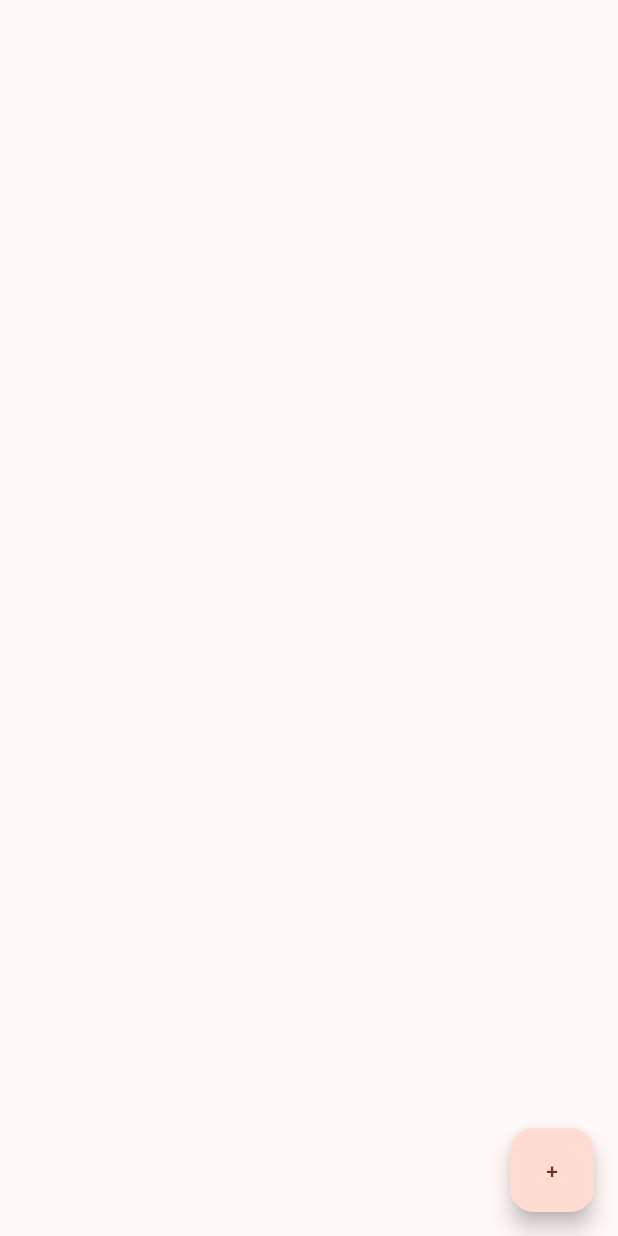
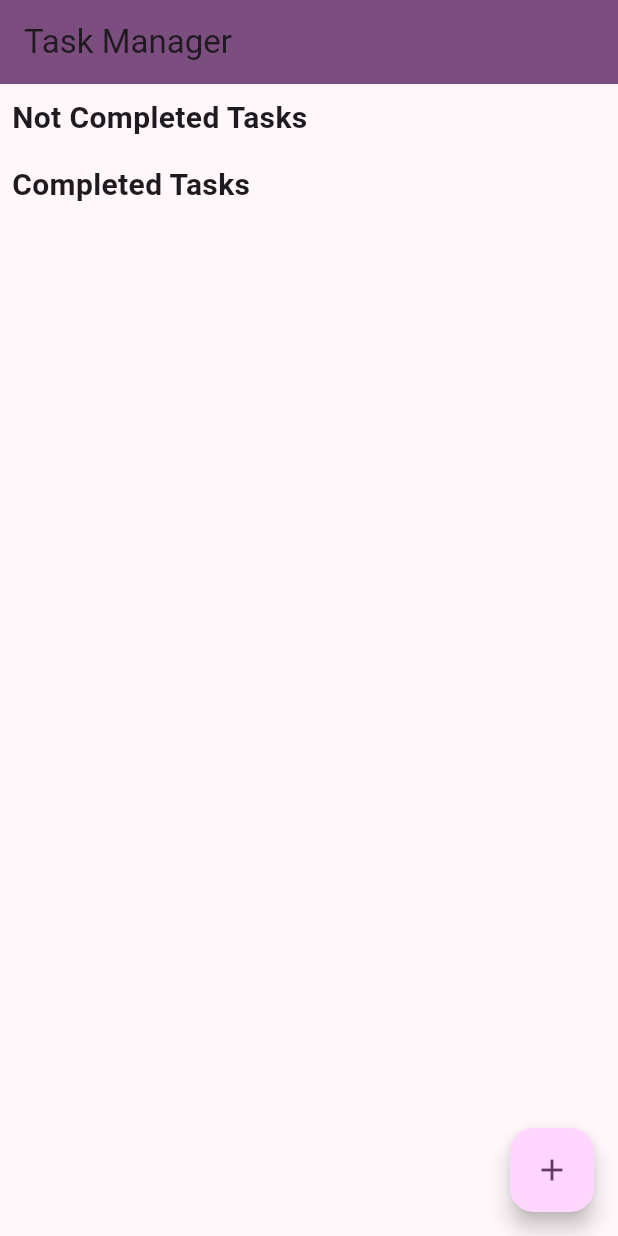
Before and after one commit to Forkboi1/task_manager_flutter, a Flutter app: the screen it shows after launch, on a phone screen of 412 x 824 dp. Run offline on Flutter 3.47's test engine with Material 3 defaults, Android fonts, the phone set to English and light mode, and no system bars.

Commit message:
second commit

```diff
--- a/lib/main.dart
+++ b/lib/main.dart
@@ -9,14 +9,13 @@ void main() {
 class TaskManagerApp extends StatelessWidget {
   const TaskManagerApp({super.key});
 
-
   @override
   Widget build(BuildContext context) {
     return MaterialApp(
       title: "Task Manager",
       theme: ThemeData(
         useMaterial3: true,
-          colorScheme: ColorScheme.fromSeed(seedColor: Colors.deepOrange),
+        colorScheme: ColorScheme.fromSeed(seedColor: Colors.purple),
       ),
       home: const Scaffold(
         body: TaskListWidget(),
@@ -37,8 +36,6 @@ class TaskListWidget extends StatelessWidget {
 }
 
 class TaskSchema extends StatefulWidget {
-
-
   const TaskSchema({
     super.key,
   });
@@ -50,25 +47,25 @@ class TaskSchema extends StatefulWidget {
 class _TaskSchemaState extends State<TaskSchema> {
   List<Task> tasks = [];
 
-  void _addTask(String title, String description){
+  void _addTask(String title, String description) {
     setState(() {
       tasks.add(Task(title: title, description: description));
     });
   }
 
-  void _delTask(int index){
+  void _delTask(int index) {
     setState(() {
       tasks.removeAt(index);
     });
   }
 
-  void _toggleTask(int index){
+  void _toggleTask(int index) {
     setState(() {
       tasks[index].isComplete = !tasks[index].isComplete;
     });
   }
 
-  void _editTask(String title, String description, int index){
+  void _editTask(String title, String description, int index) {
     setState(() {
       tasks[index].title = title;
       tasks[index].description = description;
@@ -77,24 +74,76 @@ class _TaskSchemaState extends State<TaskSchema> {
 
   @override
   Widget build(BuildContext context) {
+    List<Task> completedTasks = tasks.where((task) => task.isComplete).toList();
+    List<Task> notCompletedTasks = tasks.where((task) => !task.isComplete).toList();
+
     return Scaffold(
-      body: ListView.builder(
-        itemCount: tasks.length,
-        itemBuilder:(context,index) {
-          final task = tasks[index];
+      appBar: AppBar(
+        title: const Text('Task Manager'),
+        backgroundColor: Theme.of(context).primaryColor,
+      ),
+      body: SingleChildScrollView(
+        child: Column(
+          crossAxisAlignment: CrossAxisAlignment.start,
+          children: [
+            const Padding(
+              padding: EdgeInsets.all(8.0),
+              child: Text(
+                'Not Completed Tasks',
+                style: TextStyle(fontSize: 20, fontWeight: FontWeight.bold),
+              ),
+            ),
+            ListView.builder(
+              shrinkWrap: true,
+              physics: const NeverScrollableScrollPhysics(),
+              itemCount: notCompletedTasks.length,
+              itemBuilder: (context, index) {
+                final task = notCompletedTasks[index];
+                return createTaskCard(context, index, task);
+              },
+            ),
+            const Padding(
+              padding: EdgeInsets.all(8.0),
+              child: Text(
+                'Completed Tasks',
+                style: TextStyle(fontSize: 20, fontWeight: FontWeight.bold),
+              ),
+            ),
+            ListView.builder(
+              shrinkWrap: true,
+              physics: const NeverScrollableScrollPhysics(),
+              itemCount: completedTasks.length,
+              itemBuilder: (context, index) {
+                final task = completedTasks[index];
+                return createTaskCard(context, tasks.indexOf(task), task);
+              },
+            ),
+          ],
+        ),
+      ),
+      floatingActionButton: FloatingActionButton(
+        onPressed: () {
+          _showAddTaskDialog(context);
+        },
+        child: const Icon(Icons.add),
+      ),
+    );
+  }
+
+  Card createTaskCard(BuildContext context, int index, Task task) {
     return Card(
       margin: const EdgeInsets.fromLTRB(15, 10, 15, 0),
       color: Theme.of(context).primaryColor,
       child: Row(
         children: [
           IconButton(
-                  onPressed:(){
+            onPressed: () {
               _toggleTask(index);
             },
             icon: Icon(
               Icons.check_box,
-                    color: task.isComplete == true? Colors.green: Colors.grey[300],
-                  )
+              color: task.isComplete == true ? Colors.green : Colors.grey[300],
+            ),
           ),
           Expanded(
             child: Column(
@@ -116,42 +165,32 @@ class _TaskSchemaState extends State<TaskSchema> {
               ],
             ),
           ),
-                const Spacer(),
           IconButton(
             color: Colors.grey[300],
-                  onPressed: (){
+            onPressed: () {
               _showEditTaskDialog(context, index);
             },
             hoverColor: Colors.blueGrey,
             icon: const Icon(
               Icons.edit,
-                  )
+            ),
           ),
           IconButton(
             color: Colors.grey[300],
-                  onPressed: (){
+            onPressed: () {
               _delTask(index);
             },
             hoverColor: Colors.red,
             icon: const Icon(
               Icons.delete_forever,
-                  )
+            ),
           ),
         ],
       ),
     );
-        },
-      ),
-      floatingActionButton: FloatingActionButton(
-          onPressed: () {
-            _showAddTaskDialog(context);
-          },
-            child: const Text("+"),
-        ),
-    );
   }
 
-  void _showEditTaskDialog(BuildContext context, int index){
+  void _showEditTaskDialog(BuildContext context, int index) {
     final _titleController = TextEditingController(text: tasks[index].title);
     final _descriptionController = TextEditingController(text: tasks[index].description);
 
@@ -192,6 +231,7 @@ class _TaskSchemaState extends State<TaskSchema> {
       },
     );
   }
+
   void _showAddTaskDialog(BuildContext context) {
     final _titleController = TextEditingController();
     final _descriptionController = TextEditingController();
@@ -235,7 +275,7 @@ class _TaskSchemaState extends State<TaskSchema> {
   }
 }
 
-class Task{
+class Task {
   String title;
   String description;
   bool isComplete;
```
Lines whose indentation alone changed are shown as unchanged.
